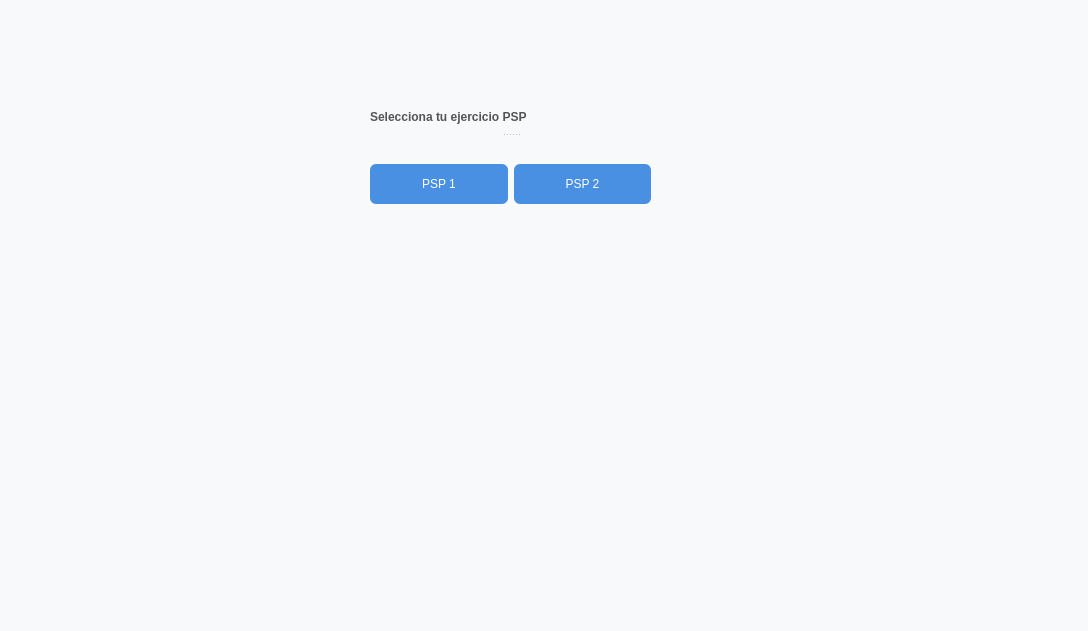
montecabradani-eng/PSP-GA, file ventana_psp (2).ui: the form before one commit.
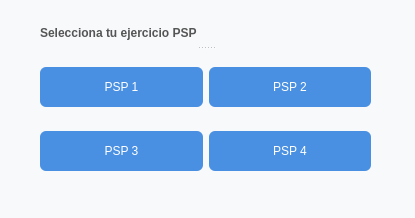
The form after the commit.

The edit to the form file:
```diff
--- a/ventana_psp (2).ui
+++ b/ventana_psp (2).ui
@@ -6,8 +6,8 @@
    <rect>
     <x>0</x>
     <y>0</y>
-    <width>1088</width>
-    <height>631</height>
+    <width>415</width>
+    <height>218</height>
    </rect>
   </property>
   <property name="windowTitle">
@@ -62,15 +62,18 @@
 }
 </string>
   </property>
-  <widget class="QSplitter" name="splitter">
+  <widget class="QWidget" name="">
    <property name="geometry">
     <rect>
-     <x>370</x>
-     <y>100</y>
-     <width>281</width>
-     <height>131</height>
+     <x>40</x>
+     <y>20</y>
+     <width>331</width>
+     <height>151</height>
     </rect>
    </property>
+   <layout class="QVBoxLayout" name="verticalLayout">
+    <item>
+     <widget class="QSplitter" name="splitter">
    <property name="orientation">
     <enum>Qt::Vertical</enum>
    </property>
@@ -82,7 +85,7 @@
      <string>Selecciona tu ejercicio PSP</string>
     </property>
    </widget>
-   <widget class="QWidget" name="">
+      <widget class="QWidget" name="layoutWidget">
     <layout class="QHBoxLayout" name="horizontalLayout">
      <item>
       <widget class="QPushButton" name="pushButton">
@@ -100,6 +103,27 @@
      </item>
     </layout>
    </widget>
+     </widget>
+    </item>
+    <item>
+     <layout class="QHBoxLayout" name="horizontalLayout_2">
+      <item>
+       <widget class="QPushButton" name="pushButton_3">
+        <property name="text">
+         <string>PSP 3</string>
+        </property>
+       </widget>
+      </item>
+      <item>
+       <widget class="QPushButton" name="pushButton_4">
+        <property name="text">
+         <string>PSP 4</string>
+        </property>
+       </widget>
+      </item>
+     </layout>
+    </item>
+   </layout>
   </widget>
  </widget>
  <resources/>
```
Lines whose indentation alone changed are shown as unchanged.
